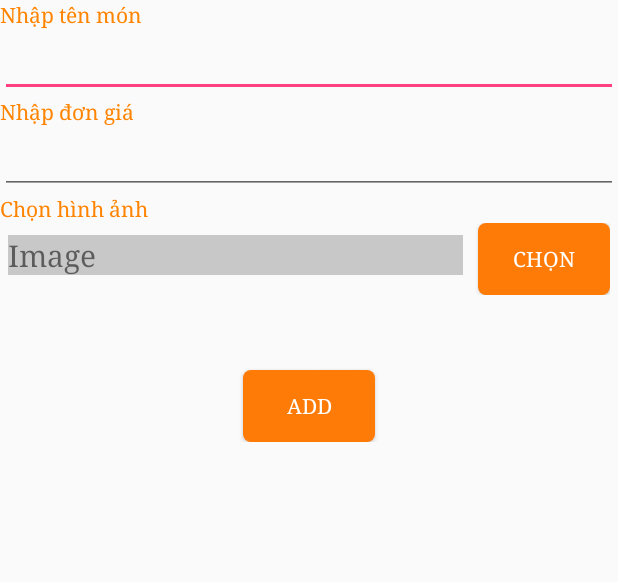
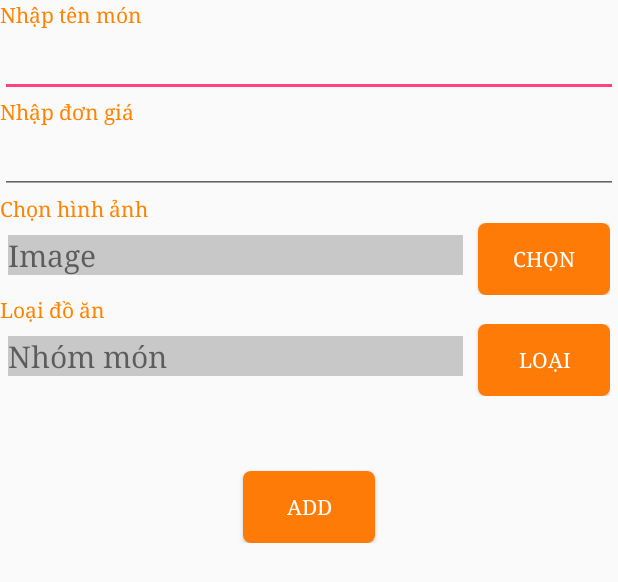
Before and after one commit to huutrong1097/Appbanhangdoan, an Android app: the layout dialog_add_food.xml on its own in the app's theme, with its tools: preview values and no code run, on a phone screen of 412 x 824 dp. Shown: the top 582 px of the screen. Run offline under Robolectric (Android 15) with nearby library versions, the phone set to English and light mode, and no system bars; Roboto replaces fonts that are not available here.

Commit message:
thêm chức năng add Food cho admin

```diff
--- a/App Food/app/src/main/res/layout/dialog_add_food.xml
+++ b/App Food/app/src/main/res/layout/dialog_add_food.xml
@@ -37,7 +37,7 @@
             android:layout_width="match_parent"
             android:layout_height="wrap_content"
             android:ems="10"
-            android:inputType="textPersonName" />
+            android:inputType="number" />
 
         <TextView
             android:id="@+id/textView22"
@@ -59,11 +59,11 @@
                 android:layout_height="wrap_content"
                 android:layout_marginRight="10dp"
                 android:layout_weight="1"
+                android:background="#c9c8c8"
+                android:ellipsize="end"
+                android:fontFamily="serif"
                 android:maxLines="1"
                 android:singleLine="false"
-                android:ellipsize="end"
-                android:background="#c9c8c8"
-                android:fontFamily="serif"
                 android:text="Image"
                 android:textSize="20dp" />
 
@@ -74,6 +74,41 @@
                 android:background="@drawable/background_button"
                 android:fontFamily="serif"
                 android:text="Chọn"
+                android:textColor="#fff" />
+        </LinearLayout>
+
+        <TextView
+            android:id="@+id/textView21"
+            android:layout_width="match_parent"
+            android:layout_height="wrap_content"
+            android:fontFamily="serif"
+            android:text="Loại đồ ăn"
+            android:textColor="#ff8400" />
+
+        <LinearLayout
+            android:layout_width="match_parent"
+            android:layout_height="wrap_content"
+            android:layout_marginHorizontal="5dp"
+            android:orientation="horizontal">
+
+            <TextView
+                android:id="@+id/textNhomFood"
+                android:layout_width="match_parent"
+                android:layout_height="wrap_content"
+                android:layout_marginRight="10dp"
+                android:layout_weight="1"
+                android:background="#c9c8c8"
+                android:fontFamily="serif"
+                android:text="Nhóm món"
+                android:textSize="20dp" />
+
+            <Button
+                android:id="@+id/buttonLoai"
+                android:layout_width="wrap_content"
+                android:layout_height="wrap_content"
+                android:background="@drawable/background_button"
+                android:fontFamily="serif"
+                android:text="Loại"
                 android:textColor="#fff" />
         </LinearLayout>
 
--- a/App Food/app/src/main/res/layout/dialog_get_image.xml
+++ b/App Food/app/src/main/res/layout/dialog_get_image.xml
@@ -2,14 +2,15 @@
 <layout xmlns:app="http://schemas.android.com/apk/res-auto"
     xmlns:tools="http://schemas.android.com/tools"
     xmlns:android="http://schemas.android.com/apk/res/android">
+
     <android.support.constraint.ConstraintLayout
         android:layout_width="match_parent"
-    android:layout_height="match_parent">
+        android:layout_height="wrap_content">
 
         <android.support.v7.widget.RecyclerView
             android:id="@+id/recyclerViewDialog"
             android:layout_width="0dp"
-        android:layout_height="0dp"
+            android:layout_height="500dp"
             app:layout_constraintBottom_toBottomOf="parent"
             app:layout_constraintEnd_toEndOf="parent"
             app:layout_constraintStart_toStartOf="parent"
```
Also changed, not shown: App Food/app/src/main/java/com/example/phant/appfood/Admin/Menu/Adapter/MenuAdminImageDialogAdapter.java (+18 -1 lines), App Food/app/src/main/java/com/example/phant/appfood/Admin/Menu/Dialog/AddFoodFragmentDialog.java (+51 -15 lines), App Food/app/src/main/java/com/example/phant/appfood/Admin/Menu/Dialog/MenuAdminGetImageDialog.java (+39 -11 lines), App Food/app/src/main/java/com/example/phant/appfood/Admin/Menu/Model/MenuAdminModel.java (+5 -4 lines), App Food/app/src/main/java/com/example/phant/appfood/Admin/Menu/Presenter/MenuAdminPresenterImp.java (+6 -6 lines), App Food/app/src/main/java/com/example/phant/appfood/Admin/Menu/View/MenuAdminActivity.java (+10 -10 lines), App Food/app/src/main/res/menu/popup_group_food.xml (added, +12 -0 lines). Lines whose indentation alone changed are shown as unchanged.
